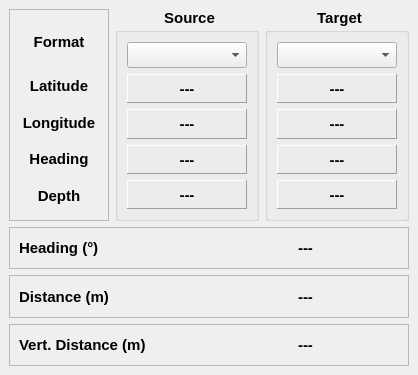
Old version of the form ui/guidance_dock_base.ui in the repository jrenken/qgis-PosiView.
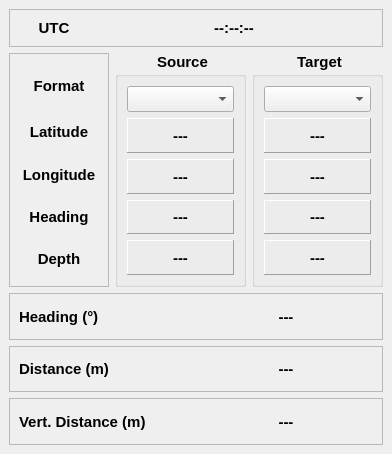
New version of the form. Icons and pictures are not drawn.

Commit message: add clock display to guidance window

Diff of the .ui file:
```diff
--- a/ui/guidance_dock_base.ui
+++ b/ui/guidance_dock_base.ui
@@ -6,8 +6,8 @@
    <rect>
     <x>0</x>
     <y>0</y>
-    <width>418</width>
-    <height>375</height>
+    <width>392</width>
+    <height>454</height>
    </rect>
   </property>
   <property name="windowIcon">
@@ -21,7 +21,39 @@
    <property name="styleSheet">
     <string notr="true">font-weight: bold; font-size: 11pt</string>
    </property>
-   <layout class="QVBoxLayout" name="verticalLayout" stretch="5,1,1,1">
+   <layout class="QVBoxLayout" name="verticalLayout" stretch="0,5,1,1,1">
+    <item>
+     <widget class="QFrame" name="frame_5">
+      <property name="frameShape">
+       <enum>QFrame::StyledPanel</enum>
+      </property>
+      <property name="frameShadow">
+       <enum>QFrame::Raised</enum>
+      </property>
+      <layout class="QHBoxLayout" name="horizontalLayout_5" stretch="1,4">
+       <item>
+        <widget class="QLabel" name="label_15">
+         <property name="text">
+          <string>UTC</string>
+         </property>
+         <property name="alignment">
+          <set>Qt::AlignCenter</set>
+         </property>
+        </widget>
+       </item>
+       <item>
+        <widget class="QLabel" name="labelTimeUtc">
+         <property name="text">
+          <string>--:--:--</string>
+         </property>
+         <property name="alignment">
+          <set>Qt::AlignCenter</set>
+         </property>
+        </widget>
+       </item>
+      </layout>
+     </widget>
+    </item>
     <item>
      <layout class="QHBoxLayout" name="horizontalLayout" stretch="0,2,2">
       <item>
```
The commit also changes 4 other files.
